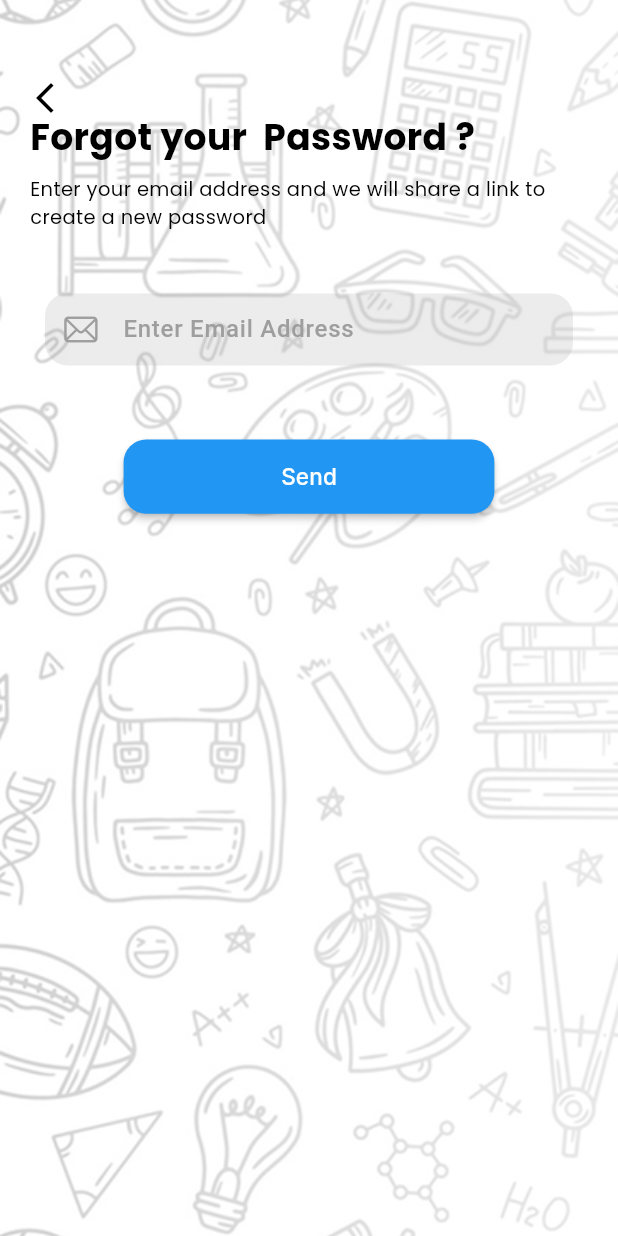
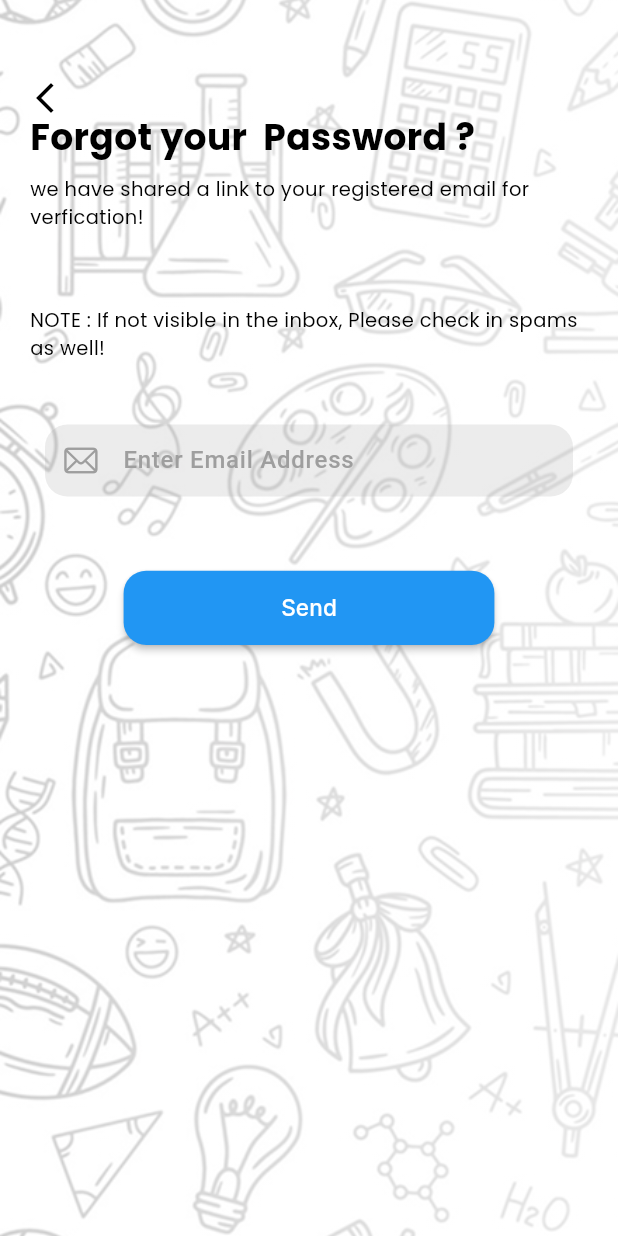
Before and after one commit to Sparkinovtech/Sairam, a Flutter app: the screen it shows once a user with an empty profile is signed in, after a tap on "Forget Password ?", on a phone screen of 412 x 824 dp. Run offline on Flutter 3.47's test engine with Material 3 defaults, Android fonts, the light colour scheme and no system bars; our stand-ins replace bloc, firebase_auth, firebase_core, flutter_bloc, google_fonts, google_nav_bar and 3 more; accounts and stored records are empty; network calls fail.

Commit message:
Authentication completed(Main Parts), bugs still to be cleared

```diff
--- a/lib/Auth/Service/firebase_auth_provider.dart
+++ b/lib/Auth/Service/firebase_auth_provider.dart
@@ -111,7 +111,11 @@ class FirebaseAuthProvider implements AuthenticationProvider {
   Future<void> sendEmailVerification() async {
     final user = _getCurrentUser();
     if (user != null) {
+      devtools.log(user.toString());
+      devtools.log("Sending user email");
       await user.sendEmailVerification();
+    } else {
+      devtools.log("Some exception occured");
     }
   }
 
--- a/lib/Auth/View/forget_page.dart
+++ b/lib/Auth/View/forget_page.dart
@@ -2,8 +2,6 @@ import 'package:flutter/cupertino.dart';
 import 'package:flutter/material.dart';
 import 'package:flutter_bloc/flutter_bloc.dart';
 import 'package:google_fonts/google_fonts.dart';
-import 'package:page_transition/page_transition.dart';
-import 'package:sairam_incubation/Auth/View/login_page.dart';
 import 'package:sairam_incubation/Auth/bloc/auth_bloc.dart';
 import 'package:sairam_incubation/Auth/bloc/auth_event.dart';
 import 'package:sairam_incubation/Utils/images.dart';
@@ -40,13 +38,7 @@ class _ForgetPageState extends State<ForgetPage> {
             left: 6,
             child: IconButton(
               onPressed: () {
-                Navigator.pushReplacement(
-                  context,
-                  PageTransition(
-                    type: PageTransitionType.fade,
-                    child: LoginPage(),
-                  ),
-                );
+                context.read<AuthBloc>().add(AuthUserLogOutEvent());
               },
               icon: Icon(
                 Icons.arrow_back_ios_new_outlined,
@@ -79,11 +71,32 @@ class _ForgetPageState extends State<ForgetPage> {
                       Row(
                         mainAxisAlignment: MainAxisAlignment.start,
                         children: [
-                          Text(
-                            "Enter your email address and we will share a link to \ncreate a new password ",
-                            style: GoogleFonts.poppins(
-                              color: Colors.black,
-                              fontSize: 13,
+                          Flexible(
+                            child: Row(
+                              mainAxisAlignment: MainAxisAlignment.start,
+                              children: [
+                                Flexible(
+                                  child: Column(
+                                    children: [
+                                      Text(
+                                        "we have shared a link to your registered email for verfication!",
+                                        style: GoogleFonts.poppins(
+                                          color: Colors.black,
+                                          fontSize: 13,
+                                        ),
+                                      ),
+                                      SizedBox(height: size.height * .06),
+                                      Text(
+                                        "NOTE : If not visible in the inbox, Please check in spams as well!",
+                                        style: GoogleFonts.poppins(
+                                          color: Colors.black,
+                                          fontSize: 13,
+                                        ),
+                                      ),
+                                    ],
+                                  ),
+                                ),
+                              ],
                             ),
                           ),
                         ],
@@ -99,7 +112,7 @@ class _ForgetPageState extends State<ForgetPage> {
                     child: TextFormField(
                       validator: (v) => v == null || v.isEmpty
                           ? "Enter the email Address"
-                          : !v.contains("@")
+                          : !v.contains("@sairamtap.edu.in")
                           ? "Invalid Email Address"
                           : null,
                       controller: _email,
--- a/lib/Auth/bloc/auth_bloc.dart
+++ b/lib/Auth/bloc/auth_bloc.dart
@@ -26,6 +26,7 @@ class AuthBloc extends Bloc<AuthEvent, AuthState> {
     /// Sending verification email to user if needed
     on<AuthSendEmailVerificationEvent>((event, emit) async {
       try {
+        devtools.log("Email verification sent");
         await provider.sendEmailVerification();
         emit(state);
       } on FirebaseAuthException catch (e) {
@@ -44,8 +45,9 @@ class AuthBloc extends Bloc<AuthEvent, AuthState> {
         emit(ForgotPasswordState());
       }
     });
-
+    // for going to the foget password view page
     on<AuthHasForgotPassworEvent>((event, emit) {
+      devtools.log("Is Entering the Forgot page");
       emit(ForgotPasswordState());
     });
 
@@ -57,6 +59,7 @@ class AuthBloc extends Bloc<AuthEvent, AuthState> {
         final user = await provider.login(emailId: email, password: password);
         final bool isVerified = await provider.isEmailVerified();
         if (!isVerified) {
+          await provider.sendEmailVerification();
           emit(RequiresEmailVerifiactionState());
         } else {
           emit(LoggedInState(user));
--- a/lib/Utils/login_form.dart
+++ b/lib/Utils/login_form.dart
@@ -1,10 +1,11 @@
+import 'dart:developer' as devtools;
+
 import 'package:flutter/cupertino.dart';
 import 'package:flutter/material.dart';
+import 'package:flutter_bloc/flutter_bloc.dart';
 import 'package:google_fonts/google_fonts.dart';
-import 'package:page_transition/page_transition.dart';
-import 'package:sairam_incubation/Auth/View/forget_page.dart';
-import 'package:sairam_incubation/Auth/View/signup_page.dart';
-import 'package:sairam_incubation/Utils/bottom_nav_bar.dart';
+import 'package:sairam_incubation/Auth/bloc/auth_bloc.dart';
+import 'package:sairam_incubation/Auth/bloc/auth_event.dart';
 
 class LoginForm extends StatefulWidget {
   const LoginForm({super.key});
@@ -61,13 +62,8 @@ class _LoginFormState extends State<LoginForm> {
                 children: [
                   InkWell(
                     onTap: () {
-                      Navigator.pushReplacement(
-                        context,
-                        PageTransition(
-                          type: PageTransitionType.fade,
-                          child: ForgetPage(),
-                        ),
-                      );
+                      devtools.log("From login page");
+                      context.read<AuthBloc>().add(AuthHasForgotPassworEvent());
                     },
                     child: Text("Forget Password ?"),
                   ),
@@ -77,12 +73,10 @@ class _LoginFormState extends State<LoginForm> {
               MaterialButton(
                 onPressed: () {
                   if (_key.currentState!.validate()) {
-                    Navigator.pushReplacement(
-                      context,
-                      PageTransition(
-                        type: PageTransitionType.fade,
-                        child: BottomNavBar(),
-                      ),
+                    final email = "${_id.text.toLowerCase()}@sairamtap.edu.in";
+                    final password = _password.text;
+                    context.read<AuthBloc>().add(
+                      AuthUserLogInEvent(email: email, password: password),
                     );
                   }
                 },
@@ -116,12 +110,8 @@ class _LoginFormState extends State<LoginForm> {
                   SizedBox(width: size.width * .02),
                   InkWell(
                     onTap: () {
-                      Navigator.pushReplacement(
-                        context,
-                        PageTransition(
-                          type: PageTransitionType.fade,
-                          child: SignupPage(),
-                        ),
+                      context.read<AuthBloc>().add(
+                        AuthUserShouldRegisterEvent(),
                       );
                     },
                     child: Text(
--- a/lib/View/splash_screen.dart
+++ b/lib/View/splash_screen.dart
@@ -5,8 +5,8 @@ import 'package:page_transition/page_transition.dart';
 import 'package:sairam_incubation/Auth/View/forget_page.dart';
 import 'package:sairam_incubation/Auth/View/login_page.dart';
 import 'package:sairam_incubation/Auth/View/signup_page.dart';
+import 'package:sairam_incubation/Auth/View/verify_page.dart';
 import 'package:sairam_incubation/Auth/bloc/auth_bloc.dart';
-import 'package:sairam_incubation/Auth/bloc/auth_event.dart';
 import 'package:sairam_incubation/Auth/bloc/auth_state.dart';
 import 'package:sairam_incubation/Utils/images.dart';
 import 'package:sairam_incubation/View/home_page.dart';
@@ -49,11 +49,11 @@ class _SplashScreenState extends State<SplashScreen>
               } else if (state is ForgotPasswordState) {
                 return ForgetPage();
               } else if (state is RequiresEmailVerifiactionState) {
-                // TODO return an email verification page that needs to be built
+                return VerifyEmailPage();
               } else if (state is RegisteringState) {
                 return SignupPage();
               }
-              return Scaffold(body: CircularProgressIndicator());
+              return Scaffold(body: Center(child: CircularProgressIndicator()));
             },
           ),
         ),
```
Also changed, not shown: lib/Auth/View/verify_page.dart (added, +126 -0 lines), lib/Utils/signup_form.dart (+1 -10 lines), lib/View/teams_page.dart (+67 -33 lines).
